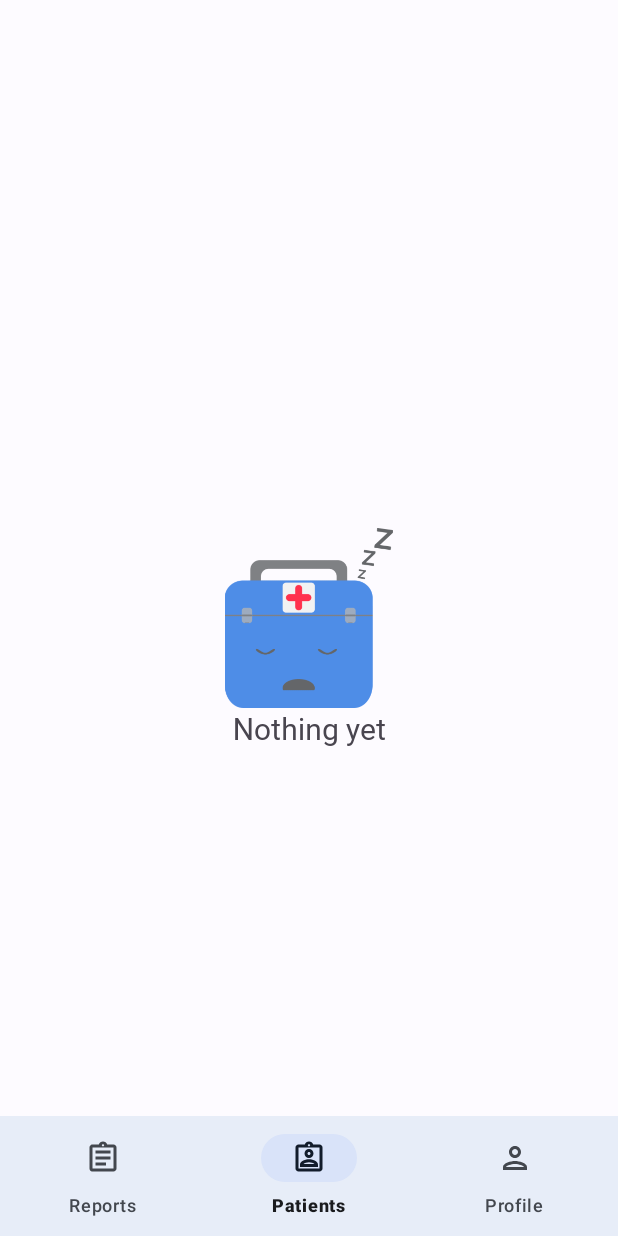
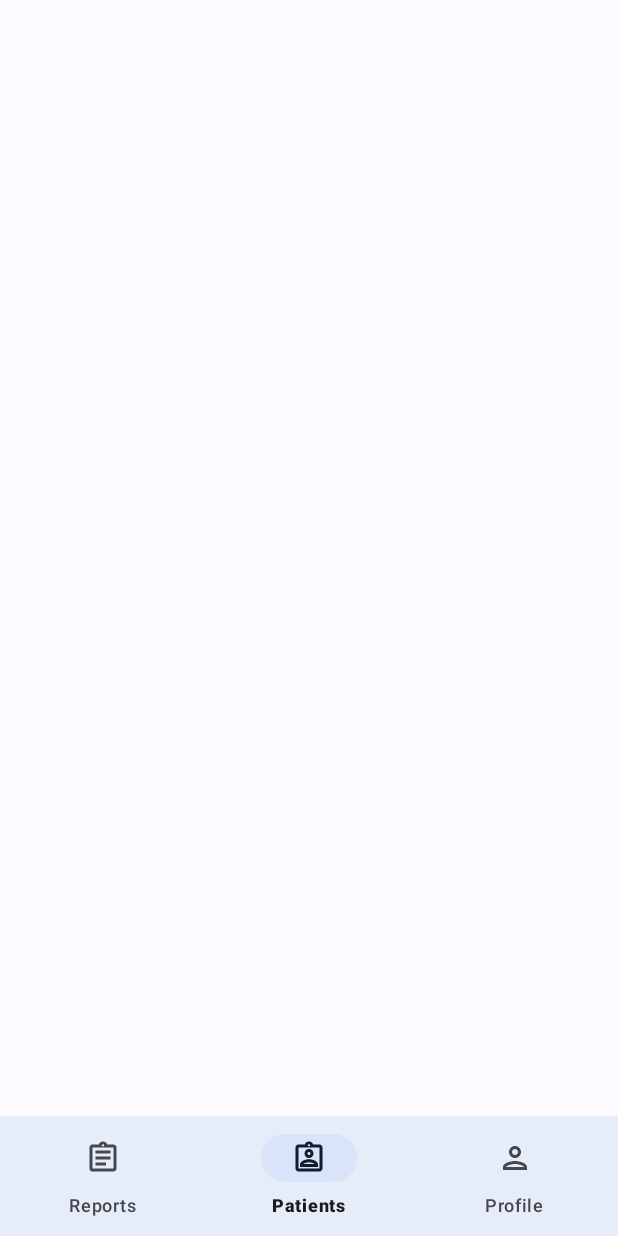
Before and after one commit to Issasafar/HealthCore, an Android app: the PatientsFragment screen opened through its navigation route, on a phone screen of 412 x 824 dp. Run offline under Robolectric (Android 15) with nearby library versions, the phone set to English and light mode, and no system bars; our stand-ins replace Firebase (no records; nobody signed in at launch, a user with empty details on screens opened directly), navigation-ui.

Commit message:
Various bug fixes

```diff
--- a/app/src/main/java/com/issasafar/healthcore/NetworkChangeReceiver.java
+++ b/app/src/main/java/com/issasafar/healthcore/NetworkChangeReceiver.java
@@ -31,7 +31,7 @@ public class NetworkChangeReceiver extends BroadcastReceiver {
         ConnectivityManager connectivityManager = (ConnectivityManager) context.getSystemService(Context.CONNECTIVITY_SERVICE);
         NetworkInfo networkInfo = connectivityManager.getActiveNetworkInfo();
         if (networkInfo != null && networkInfo.isConnectedOrConnecting()) {
-            return connectivityManager.getActiveNetworkInfo().isConnectedOrConnecting();
+            return connectivityManager.getActiveNetworkInfo()!=null && connectivityManager.getActiveNetworkInfo().isConnectedOrConnecting()&&connectivityManager.getActiveNetworkInfo().isConnected()  ;
         }
         return false;
     }
--- a/app/src/main/java/com/issasafar/healthcore/SnackbarHelper.java
+++ b/app/src/main/java/com/issasafar/healthcore/SnackbarHelper.java
@@ -33,7 +33,7 @@ public class SnackbarHelper {
 
         snackbar.getView().setBackgroundColor(Color.WHITE);
         FrameLayout.LayoutParams params = (FrameLayout.LayoutParams) layout.getLayoutParams();
-        params.gravity = Gravity.CENTER;
+     //   params.gravity = Gravity.CENTER;
 
         snackbar.show();
     }
--- a/app/src/main/java/com/issasafar/healthcore/ui/medicalStaff/ui/patients/PatientsFragment.java
+++ b/app/src/main/java/com/issasafar/healthcore/ui/medicalStaff/ui/patients/PatientsFragment.java
@@ -54,8 +54,15 @@ public class PatientsFragment extends Fragment {
                 } else {
                     nothingLayout.setVisibility(View.VISIBLE);
                 }
-                PatientsRecyclerAdapter patientsRecyclerAdapter = new PatientsRecyclerAdapter(patientList, idList, getActivity().getApplicationContext());
-                recyclerView.setAdapter(patientsRecyclerAdapter);
+                try {
+
+
+                    PatientsRecyclerAdapter patientsRecyclerAdapter = new PatientsRecyclerAdapter(patientList, idList, getActivity().getApplicationContext());
+                    recyclerView.setAdapter(patientsRecyclerAdapter);
+                    nothingLayout.setVisibility(View.GONE);
+                } catch (NullPointerException e) {
+                    nothingLayout.setVisibility(View.VISIBLE);
+                }
             }
 
             @Override
--- a/app/src/main/java/com/issasafar/healthcore/ui/patient/ui/home/HomeFragment.java
+++ b/app/src/main/java/com/issasafar/healthcore/ui/patient/ui/home/HomeFragment.java
@@ -109,6 +109,7 @@ public class HomeFragment extends Fragment {
                             .setContentText(getString(R.string.nearby_patients_notification_text))
                             .setPriority(NotificationCompat.PRIORITY_DEFAULT)
                             .setContentIntent(pendingIntent)
+
                             .setAutoCancel(true);
                     NotificationManagerCompat notificationManagerCompat = NotificationManagerCompat.from(mContext);
 
--- a/app/src/main/java/com/issasafar/healthcore/ui/patient/ui/profile/ProfileFragment.java
+++ b/app/src/main/java/com/issasafar/healthcore/ui/patient/ui/profile/ProfileFragment.java
@@ -1,5 +1,6 @@
 package com.issasafar.healthcore.ui.patient.ui.profile;
 
+import android.app.NotificationManager;
 import android.content.Context;
 import android.content.Intent;
 import android.content.SharedPreferences;
@@ -23,6 +24,7 @@ public class ProfileFragment extends Fragment {
     private final String SHARED_PREF_FILE = "com.issasafar.healthcore";
     private SharedPreferences sharedPreferences;
     private FragmentPatientProfileBinding binding;
+    private final String CHANNEL_ID = "healthCoreNotification";
 
     public View onCreateView(@NonNull LayoutInflater inflater,
                              ViewGroup container, Bundle savedInstanceState) {
@@ -45,7 +47,8 @@ public class ProfileFragment extends Fragment {
         logoutLayout.setOnClickListener(new View.OnClickListener() {
             @Override
             public void onClick(View view) {
-
+                NotificationManager notificationManager = (NotificationManager) getActivity().getApplicationContext().getSystemService(Context.NOTIFICATION_SERVICE);
+                notificationManager.cancelAll();
                 FirebaseAuth.getInstance().signOut();
 
                 Intent i = new Intent(getActivity().getApplicationContext(), MainActivity.class);
--- a/app/src/main/res/layout/fragment_staff_patients.xml
+++ b/app/src/main/res/layout/fragment_staff_patients.xml
@@ -1,11 +1,25 @@
 <?xml version="1.0" encoding="utf-8"?>
-<androidx.constraintlayout.widget.ConstraintLayout xmlns:android="http://schemas.android.com/apk/res/android"
+
+<androidx.constraintlayout.widget.ConstraintLayout
+    xmlns:android="http://schemas.android.com/apk/res/android"
     xmlns:app="http://schemas.android.com/apk/res-auto"
     xmlns:tools="http://schemas.android.com/tools"
     android:layout_width="match_parent"
     android:layout_height="match_parent"
     tools:context=".ui.medicalStaff.ui.patients.PatientsFragment">
 
+    <FrameLayout
+        android:layout_width="0dp"
+        android:layout_height="0dp"
+        app:layout_constraintTop_toTopOf="parent"
+        app:layout_constraintBottom_toTopOf="@id/bottomNav"
+        app:layout_constraintStart_toStartOf="parent"
+        app:layout_constraintEnd_toEndOf="parent">
+
+
+<androidx.constraintlayout.widget.ConstraintLayout
+    android:layout_width="match_parent"
+    android:layout_height="match_parent">
     <androidx.constraintlayout.widget.ConstraintLayout
         android:id="@+id/nothing_layout"
         android:layout_width="wrap_content"
@@ -38,10 +52,18 @@
             app:layout_constraintStart_toStartOf="parent"
             app:layout_constraintTop_toBottomOf="@id/imageView3" />
     </androidx.constraintlayout.widget.ConstraintLayout>
+
     <androidx.recyclerview.widget.RecyclerView
         android:layout_height="match_parent"
         android:layout_width="match_parent"
         android:id="@+id/patients_recycler"/>
 
+</androidx.constraintlayout.widget.ConstraintLayout>
+    </FrameLayout>
 
+    <com.google.android.material.bottomnavigation.BottomNavigationView
+        android:layout_width="match_parent"
+        android:layout_height="wrap_content"
+        app:layout_constraintBottom_toBottomOf="parent"
+        android:id="@+id/bottomNav"/>
 </androidx.constraintlayout.widget.ConstraintLayout>
```
Also changed, not shown: app/src/main/java/com/issasafar/healthcore/ui/medicalStaff/ui/patients/PatientsRecyclerAdapter.java (+13 -5 lines), app/src/main/res/layout/fragment_staff_profile.xml (+20 -0 lines), app/src/main/res/layout/fragment_staff_reports.xml (+18 -1 lines).
